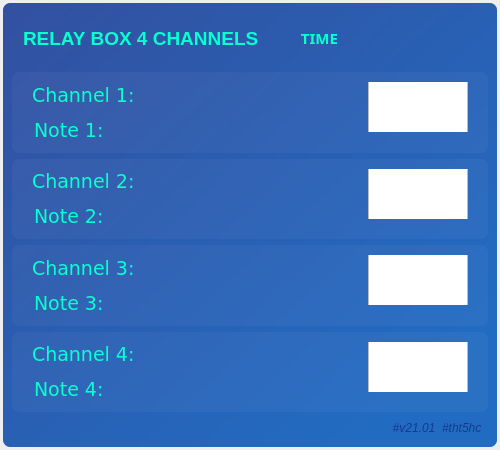
This is App/ui_main.ui in thaianhtaivn/RelayBox4CN as Qt 5 draws it before an edit. The edited form follows.
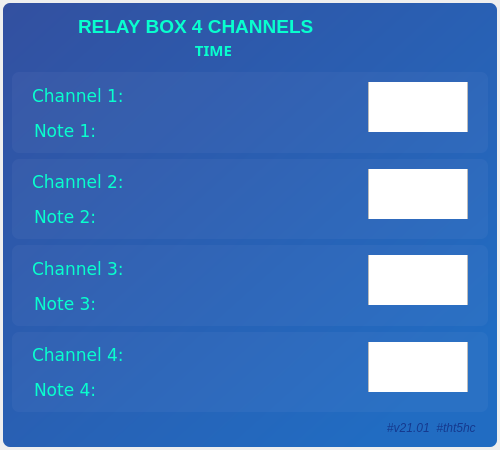
This is the edited form. Icons and pictures are not drawn.

```diff
--- a/App/ui_main.ui
+++ b/App/ui_main.ui
@@ -110,20 +110,39 @@
          </property>
          <layout class="QHBoxLayout" name="horizontalLayout">
           <property name="spacing">
-           <number>0</number>
+           <number>10</number>
           </property>
           <property name="leftMargin">
-           <number>0</number>
+           <number>5</number>
           </property>
           <property name="topMargin">
            <number>0</number>
           </property>
-          <property name="rightMargin">
-           <number>0</number>
-          </property>
-          <property name="bottomMargin">
-           <number>0</number>
-          </property>
+          <item>
+           <widget class="QLabel" name="label_logo">
+            <property name="maximumSize">
+             <size>
+              <width>60</width>
+              <height>16777215</height>
+             </size>
+            </property>
+            <property name="layoutDirection">
+             <enum>Qt::LeftToRight</enum>
+            </property>
+            <property name="styleSheet">
+             <string notr="true">image: url(&quot;icon.png&quot;);</string>
+            </property>
+            <property name="frameShape">
+             <enum>QFrame::NoFrame</enum>
+            </property>
+            <property name="text">
+             <string/>
+            </property>
+            <property name="alignment">
+             <set>Qt::AlignLeading|Qt::AlignLeft|Qt::AlignTop</set>
+            </property>
+           </widget>
+          </item>
           <item>
            <widget class="QFrame" name="frame_title">
             <property name="styleSheet">
@@ -136,12 +155,48 @@
              <enum>QFrame::Raised</enum>
             </property>
             <layout class="QHBoxLayout" name="horizontalLayout_7">
+             <property name="spacing">
+              <number>9</number>
+             </property>
              <property name="leftMargin">
-              <number>20</number>
+              <number>0</number>
              </property>
              <property name="topMargin">
+              <number>0</number>
+             </property>
+             <property name="rightMargin">
+              <number>0</number>
+             </property>
+             <property name="bottomMargin">
+              <number>0</number>
+             </property>
+             <item>
+              <widget class="QFrame" name="frame_intro">
+               <property name="layoutDirection">
+                <enum>Qt::LeftToRight</enum>
+               </property>
+               <property name="frameShape">
+                <enum>QFrame::StyledPanel</enum>
+               </property>
+               <property name="frameShadow">
+                <enum>QFrame::Raised</enum>
+               </property>
+               <layout class="QVBoxLayout" name="verticalLayout_8">
+                <property name="spacing">
+                 <number>6</number>
+                </property>
+                <property name="leftMargin">
+                 <number>0</number>
+                </property>
+                <property name="topMargin">
               <number>9</number>
              </property>
+                <property name="rightMargin">
+                 <number>0</number>
+                </property>
+                <property name="bottomMargin">
+                 <number>0</number>
+                </property>
              <item>
               <widget class="QLabel" name="label_title">
                <property name="minimumSize">
@@ -214,6 +269,9 @@
                </property>
               </widget>
              </item>
+               </layout>
+              </widget>
+             </item>
              <item>
               <widget class="QFrame" name="rightButtons">
                <property name="minimumSize">
@@ -450,7 +508,7 @@
                   <property name="font">
                    <font>
                     <family>Verdana</family>
-                    <pointsize>14</pointsize>
+                    <pointsize>13</pointsize>
                     <bold>false</bold>
                    </font>
                   </property>
@@ -473,7 +531,7 @@
                   <property name="font">
                    <font>
                     <family>Verdana</family>
-                    <pointsize>14</pointsize>
+                    <pointsize>13</pointsize>
                    </font>
                   </property>
                   <property name="autoFillBackground">
@@ -599,7 +657,7 @@
                   <property name="font">
                    <font>
                     <family>Verdana</family>
-                    <pointsize>14</pointsize>
+                    <pointsize>13</pointsize>
                     <bold>false</bold>
                    </font>
                   </property>
@@ -622,7 +680,7 @@
                   <property name="font">
                    <font>
                     <family>Verdana</family>
-                    <pointsize>14</pointsize>
+                    <pointsize>13</pointsize>
                    </font>
                   </property>
                   <property name="autoFillBackground">
@@ -748,7 +806,7 @@
                   <property name="font">
                    <font>
                     <family>Verdana</family>
-                    <pointsize>14</pointsize>
+                    <pointsize>13</pointsize>
                     <bold>false</bold>
                    </font>
                   </property>
@@ -771,7 +829,7 @@
                   <property name="font">
                    <font>
                     <family>Verdana</family>
-                    <pointsize>14</pointsize>
+                    <pointsize>13</pointsize>
                    </font>
                   </property>
                   <property name="autoFillBackground">
@@ -897,7 +955,7 @@
                   <property name="font">
                    <font>
                     <family>Verdana</family>
-                    <pointsize>14</pointsize>
+                    <pointsize>13</pointsize>
                     <bold>false</bold>
                    </font>
                   </property>
@@ -920,7 +978,8 @@
                   <property name="font">
                    <font>
                     <family>Verdana</family>
-                    <pointsize>14</pointsize>
+                    <pointsize>13</pointsize>
+                    <kerning>true</kerning>
                    </font>
                   </property>
                   <property name="autoFillBackground">
@@ -1000,17 +1059,27 @@
               <number>0</number>
              </property>
              <property name="leftMargin">
-              <number>0</number>
+              <number>9</number>
              </property>
              <property name="topMargin">
               <number>0</number>
              </property>
              <property name="rightMargin">
-              <number>0</number>
+              <number>9</number>
              </property>
              <property name="bottomMargin">
               <number>0</number>
              </property>
+             <item>
+              <widget class="QLabel" name="label">
+               <property name="styleSheet">
+                <string notr="true">color: rgb(255,54,18);</string>
+               </property>
+               <property name="text">
+                <string/>
+               </property>
+              </widget>
+             </item>
              <item>
               <widget class="QLabel" name="label_credit">
                <property name="minimumSize">
@@ -1019,6 +1088,12 @@
                  <height>0</height>
                 </size>
                </property>
+               <property name="maximumSize">
+                <size>
+                 <width>150</width>
+                 <height>16777215</height>
+                </size>
+               </property>
                <property name="font">
                 <font>
                  <family>Tahoma</family>
@@ -1031,7 +1106,7 @@
                 <string notr="true">color: rgba(7, 0, 86, 120);</string>
                </property>
                <property name="text">
-                <string>#v21.01  #tht5hc  </string>
+                <string>#v21.01  #tht5hc </string>
                </property>
                <property name="alignment">
                 <set>Qt::AlignRight|Qt::AlignTrailing|Qt::AlignVCenter</set>
```
Lines whose indentation alone changed are shown as unchanged.
